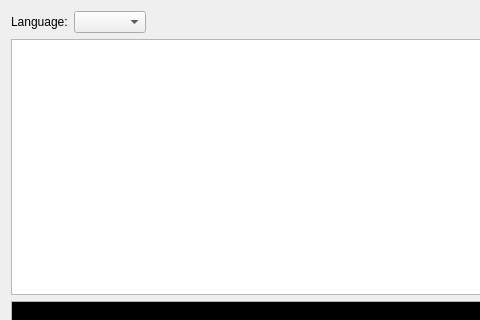
This is src/LorrisAnalyzer/DataWidgets/ScriptWidget/scripteditor.ui in Tasssadar/Lorris as Qt 5 draws it before an edit; both pictures show x 0 to 480 and y 0 to 320 of the 735 by 468 pixel window. The edited form follows.
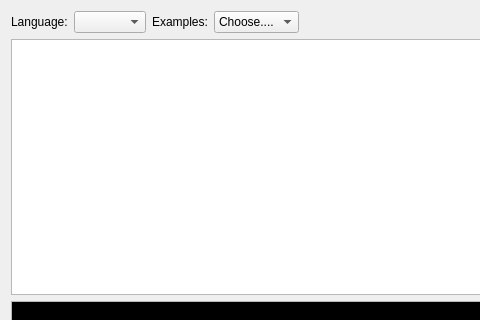
This is the edited form. Icons and pictures are not drawn.

Commit message: [443] LorrisAnalyzer: add examples to ScriptWidget

Diff of the .ui file:
```diff
--- a/src/LorrisAnalyzer/DataWidgets/ScriptWidget/scripteditor.ui
+++ b/src/LorrisAnalyzer/DataWidgets/ScriptWidget/scripteditor.ui
@@ -30,6 +30,25 @@
      <item>
       <widget class="QComboBox" name="langBox"/>
      </item>
+     <item>
+      <widget class="QLabel" name="label_2">
+       <property name="text">
+        <string>Examples:</string>
+       </property>
+      </widget>
+     </item>
+     <item>
+      <widget class="QComboBox" name="exampleBox">
+       <property name="sizeAdjustPolicy">
+        <enum>QComboBox::AdjustToContents</enum>
+       </property>
+       <item>
+        <property name="text">
+         <string>Choose....</string>
+        </property>
+       </item>
+      </widget>
+     </item>
      <item>
       <spacer name="horizontalSpacer">
        <property name="orientation">
```
The commit also changes 13 other files.
